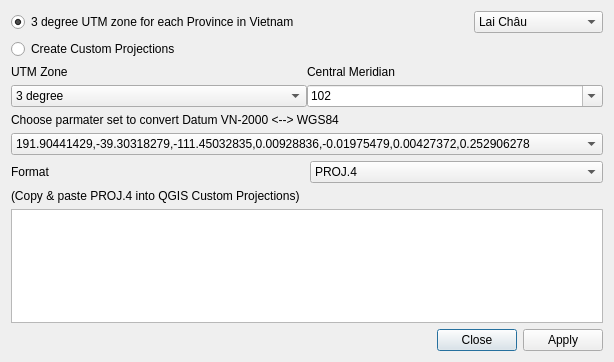
First picture: the form in forms/hcmgis_customprojections_form.ui, repository thangqd/HCMGIS, before the edit.
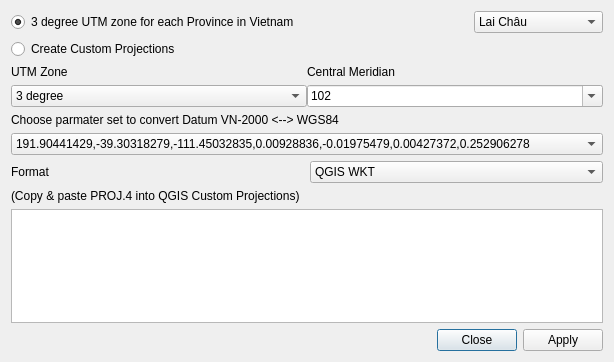
Second picture: the form after the edit.

```diff
--- a/forms/hcmgis_customprojections_form.ui
+++ b/forms/hcmgis_customprojections_form.ui
@@ -566,6 +566,11 @@
      </item>
      <item row="0" column="1">
       <widget class="QComboBox" name="cboFormat">
+       <item>
+        <property name="text">
+         <string>QGIS WKT</string>
+        </property>
+       </item>
        <item>
         <property name="text">
          <string>PROJ.4</string>
```
